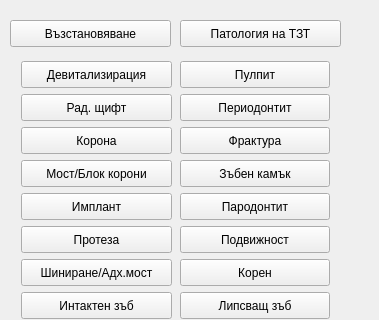
thefinalcutbg/DinoDent, file src/View/SubWidgets/ControlPanel.ui: the form before one commit; both pictures show x 0 to 379 and y 0 to 320 of the 379 by 499 pixel window.
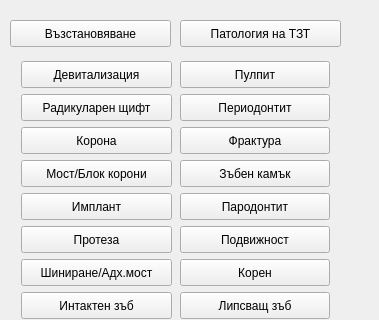
The form after the commit. Custom widgets are drawn as their Qt base class.

Diff of the .ui file:
```diff
--- a/src/View/SubWidgets/ControlPanel.ui
+++ b/src/View/SubWidgets/ControlPanel.ui
@@ -132,7 +132,7 @@
          <string notr="true"/>
         </property>
         <property name="text">
-         <string>Девитализирация</string>
+         <string>Девитализация</string>
         </property>
        </widget>
       </item>
@@ -163,7 +163,7 @@
          <string notr="true"/>
         </property>
         <property name="text">
-         <string>Рад. щифт</string>
+         <string>Радикуларен щифт</string>
         </property>
        </widget>
       </item>
```
